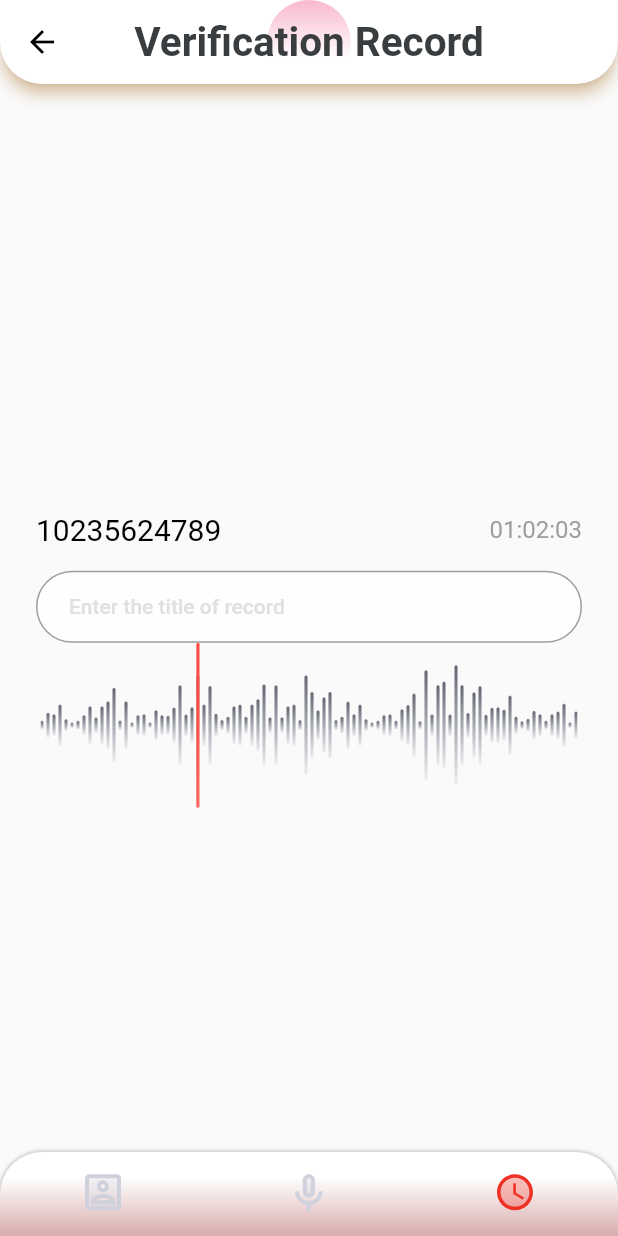
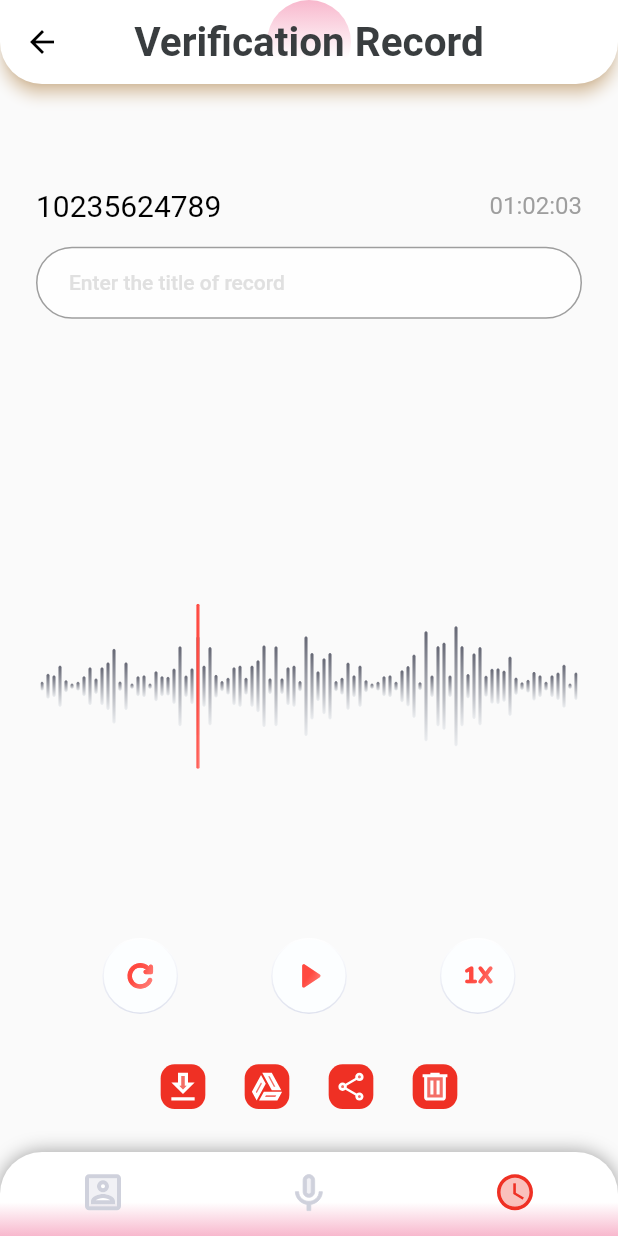
Before and after one commit to AppsAiT/Call-Recorder, a Flutter app: the screen it shows after launch, item 3 of the bottom bar chosen, on a phone screen of 412 x 824 dp. Run offline on Flutter 3.47's test engine with Material 2 defaults, Android fonts, the phone set to English and light mode, and no system bars; our stand-ins replace azlistview, flutter_svg; Roboto replaces fonts that are missing (Montserrat); project files that could hold a hidden picture were left out.

Commit message:
verification screen done

```diff
--- a/lib/presentation/main/main.dart
+++ b/lib/presentation/main/main.dart
@@ -26,10 +26,11 @@ class _MainViewState extends State<MainView> {
   int _currentIndex = 0;
   late final List<Widget> _list = _getSliderData();
 
-  List<Widget> _getSliderData() => [
-        const ContactsView(),
-        const RecordAudioView(),
-        const VerifyRecView(),
+  List<Widget> _getSliderData() =>
+      [
+        ContactsView(),
+        RecordAudioView(),
+        VerifyRecView(),
       ];
 
   void _onItemTapped(int index) {
@@ -41,81 +42,74 @@ class _MainViewState extends State<MainView> {
   @override
   Widget build(BuildContext context) {
     return Scaffold(
+
       extendBody: true,
       body: _list.elementAt(_currentIndex),
+
       bottomNavigationBar: _getBottomNavigationBar(),
     );
   }
 
+
   Widget _getBottomNavigationBar() {
     return Container(
-      // height: 58,
-      decoration: const BoxDecoration(
-        gradient: LinearGradient(
-          // colors: [Color(0xffffffff), Color(0xfff8b8cd)],
-          colors: [
-            Color.fromARGB(255, 255, 255, 255),
-            Color.fromARGB(255, 216, 172, 172),
-          ],
-          stops: [0.3, 1],
+
+
+      decoration: BoxDecoration(
+        gradient:LinearGradient(
+          colors: [Color(0xffffffff), Color(0xfff8b8cd)],
+          stops: [0.6, 1],
           begin: Alignment.topCenter,
           end: Alignment.bottomCenter,
         ),
+
         borderRadius: BorderRadius.only(
-            topRight: Radius.circular(AppSize.s28),
-            topLeft: Radius.circular(AppSize.s28)),
+            topRight: Radius.circular(AppSize.s28), topLeft: Radius.circular(AppSize.s28)),
         boxShadow: [
-          BoxShadow(
-            color: Color.fromARGB(255, 164, 164, 164),
-            spreadRadius: 0,
-            blurRadius: 2,
-          ),
+          BoxShadow(color: Colors.black38, spreadRadius: 0, blurRadius: 10),
         ],
       ),
-      // child: ClipRRect(
-      //   borderRadius: const BorderRadius.only(
-      //     topRight: Radius.circular(AppSize.s28),
-      //     topLeft: Radius.circular(AppSize.s28),
-      //   ),
-      child: Container(
-        child: BottomNavigationBar(
-          items: [
+      child: ClipRRect(
+        borderRadius: const BorderRadius.only(
+          topRight: Radius.circular(AppSize.s28),
+          topLeft: Radius.circular(AppSize.s28),
+        ),
+        child: BottomNavigationBar(items: [
           BottomNavigationBarItem(
               icon: SvgPicture.asset(ImageAssets.contactInactiveIc),
               activeIcon: SvgPicture.asset(ImageAssets.contactActiveIc),
               label: AppStrings.contacts,
               backgroundColor: ColorManager.white),
+
           BottomNavigationBarItem(
-                icon: SvgPicture.asset(ImageAssets.recordInactiveSmallIc),
+              icon:SvgPicture.asset(ImageAssets.recordInactiveSmallIc),
               activeIcon: SvgPicture.asset(ImageAssets.recordActiveSmallIc),
               label: AppStrings.record,
               backgroundColor: ColorManager.white),
-            BottomNavigationBarItem(
-                icon: SvgPicture.asset(ImageAssets.callHistoryInactiveIc),
+
+          BottomNavigationBarItem(icon: SvgPicture.asset(ImageAssets.callHistoryInactiveIc),
               activeIcon: SvgPicture.asset(ImageAssets.callHistoryActiveIc),
               label: AppStrings.recordingHistory,
               backgroundColor: ColorManager.white),
+
         ],
           type: BottomNavigationBarType.fixed,
           currentIndex: _currentIndex,
-          backgroundColor: const Color.fromARGB(0, 246, 246, 246),
-          // unselectedItemColor: ColorManager.darkGrey,
+          backgroundColor: Colors.transparent,
+          //unselectedItemColor: ColorManager.darkGrey,
           showSelectedLabels: false,
           showUnselectedLabels: false,
-          // selectedIconTheme: IconThemeData(color: ColorManager.primary),
+          //selectedIconTheme: IconThemeData(color: ColorManager.primary),
           // selectedItemColor: Colors.red,
           iconSize: AppSize.s20,
           onTap: _onItemTapped,
-          // elevation: AppSize.s8,
-          elevation: 0,
-        ),
-        // ),
+          elevation: AppSize.s0,),
       ),
     );
   }
+
 }
-
-class SliderObject {
+class SliderObject{
   // Data Class
   String title;
 
--- a/lib/presentation/resources/assets_manager.dart
+++ b/lib/presentation/resources/assets_manager.dart
@@ -13,7 +13,7 @@ class ImageAssets{
   static const String callWhiteIc = "${IMAGE_PATH}/callWhiteIc.svg";
   static const String contactInactiveIc = "${IMAGE_PATH}/contact_des_ic.svg";
   static const String contactActiveIc = "${IMAGE_PATH}/contact_en_ic.svg";
-  static const String deleteIc = "${IMAGE_PATH}/deleteIc.svg";
+  static const String deleteIc = "${IMAGE_PATH}/delete_ic.svg";
   static const String IncCallIc = "${IMAGE_PATH}/inc_call_ic.svg";
   static const String menuIc = "${IMAGE_PATH}/menu_ic.svg";
   static const String mic2WhiteIc = "${IMAGE_PATH}/mic2_white_ic.svg";
@@ -36,6 +36,10 @@ class ImageAssets{
   static const String stop1Ic = "${IMAGE_PATH}/stop1_ic.svg";
   static const String stop2Ic = "${IMAGE_PATH}/stop2_ic.svg";
   static const String stopWhiteIc = "${IMAGE_PATH}/stop_white_ic.svg";
+  static const String restartIc = "${IMAGE_PATH}/restart_ic.svg";
+  static const String playWhiteIc = "${IMAGE_PATH}/play_white_ic.svg";
+  static const String speedWhiteIc = "${IMAGE_PATH}/speed_white_ic.svg";
+  static const String speedRedIc = "${IMAGE_PATH}/speed_red_ic.svg";
 
   static const String soundDotLarge = "${IMAGE_PATH}/sound_dots_large.svg";
   static const String soundDotSmall = "${IMAGE_PATH}/sound_dots_small.svg";
--- a/lib/presentation/resources/values_manager.dart
+++ b/lib/presentation/resources/values_manager.dart
@@ -35,6 +35,7 @@ class AppSize{
   static const double s60 = 60.0;
   static const double s65 = 65.0;
   static const double s100 = 100.0;
+  static const double s150 = 150.0;
 }
 
 class DurationConstant{
--- a/lib/presentation/verify_rec/verify_rec.dart
+++ b/lib/presentation/verify_rec/verify_rec.dart
@@ -31,7 +31,7 @@ class _VerifyRecViewState extends State<VerifyRecView> {
                 end: Alignment.topCenter,
               )),
         ),
-        shape: const RoundedRectangleBorder(
+        shape: RoundedRectangleBorder(
           borderRadius: BorderRadius.only(
             bottomLeft: Radius.circular(AppSize.s28),
             bottomRight: Radius.circular(AppSize.s28),
@@ -62,7 +62,7 @@ class _VerifyRecViewState extends State<VerifyRecView> {
               padding: const EdgeInsets.all(AppPadding.p12),
               child: Column(
                 children: [
-                  const Row(
+                  Row(
                     mainAxisAlignment: MainAxisAlignment.spaceBetween,
                     children: [
                       Text(
@@ -77,27 +77,26 @@ class _VerifyRecViewState extends State<VerifyRecView> {
                       ),
                     ],
                   ),
-                  const SizedBox(
+                  SizedBox(
                     height: AppSize.s16,
                   ),
-                  TextField(
+                  Padding(
+                    padding: const EdgeInsets.only(bottom: AppPadding.p40),
+                    child: TextField(
                       decoration: InputDecoration(
                         focusedBorder: OutlineInputBorder(
-                        borderSide:
-                            const BorderSide(color: Colors.black, width: 1.5),
+                          borderSide: BorderSide(color: Colors.black, width: 1.5),
                           borderRadius: BorderRadius.circular(50.0),
                         ),
                         border: OutlineInputBorder(
-                        borderSide:
-                            const BorderSide(color: Colors.grey, width: 1.5),
+                          borderSide: BorderSide(color: Colors.grey, width: 1.5),
                           borderRadius: BorderRadius.circular(50.0),
                         ),
                         enabledBorder: OutlineInputBorder(
-                        borderSide:
-                            const BorderSide(color: Colors.grey, width: 1),
+                          borderSide: BorderSide(color: Colors.grey, width: 1),
                           borderRadius: BorderRadius.circular(50.0),
                         ),
-                      prefix: const SizedBox(
+                        prefix: SizedBox(
                           width: AppSize.s14,
                         ),
                         filled: true,
@@ -106,9 +105,57 @@ class _VerifyRecViewState extends State<VerifyRecView> {
                         fillColor: Colors.white70,
                       ),
                     ),
-
+                  ),
+                  SizedBox(height: AppSize.s150,),
                   //Audio Player Visuals(Replaced With Temporary Image)
                   SvgPicture.asset(ImageAssets.verfBack),
+                  SizedBox(height: AppSize.s100,),
+                  Row(
+                    mainAxisAlignment: MainAxisAlignment.spaceEvenly,
+                    children: [
+                      IconButton(onPressed: (){
+                        setState(() {
+
+                        });
+                      }, icon:  SvgPicture.asset(ImageAssets.restartIc),iconSize: 70,),
+                      IconButton(onPressed: (){
+                        setState(() {
+
+                        });
+                      }, icon:  SvgPicture.asset(ImageAssets.playWhiteIc),iconSize: 70,),
+                      IconButton(onPressed: (){
+                        setState(() {
+
+                        });
+                      }, icon:  SvgPicture.asset(ImageAssets.speedWhiteIc),iconSize: 70,),
+                    ],
+                  ),
+
+                  Row(
+                    mainAxisAlignment: MainAxisAlignment.center,
+                    children: [
+                      IconButton(onPressed: (){
+                        setState(() {
+
+                        });
+                      }, icon:  SvgPicture.asset(ImageAssets.saveIc),iconSize: AppSize.s40,),
+                      IconButton(onPressed: (){
+                        setState(() {
+
+                        });
+                      }, icon:  SvgPicture.asset(ImageAssets.saveGDIc),iconSize: AppSize.s40,),
+                      IconButton(onPressed: (){
+                        setState(() {
+
+                        });
+                      }, icon:  SvgPicture.asset(ImageAssets.shareIc),iconSize: AppSize.s40,),
+                      IconButton(onPressed: (){
+                        setState(() {
+
+                        });
+                      }, icon:  SvgPicture.asset(ImageAssets.deleteIc),iconSize: AppSize.s40,),
+                    ],
+                  ),
                 ],
               ),
             ),
```
Lines whose indentation alone changed are shown as unchanged.
